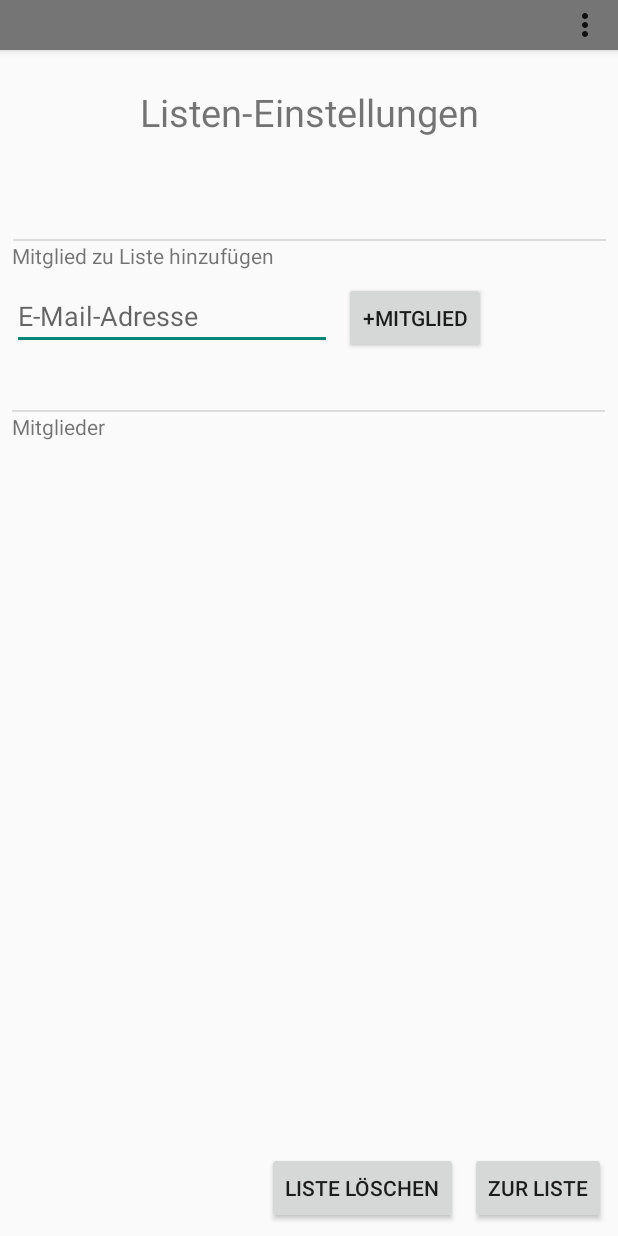
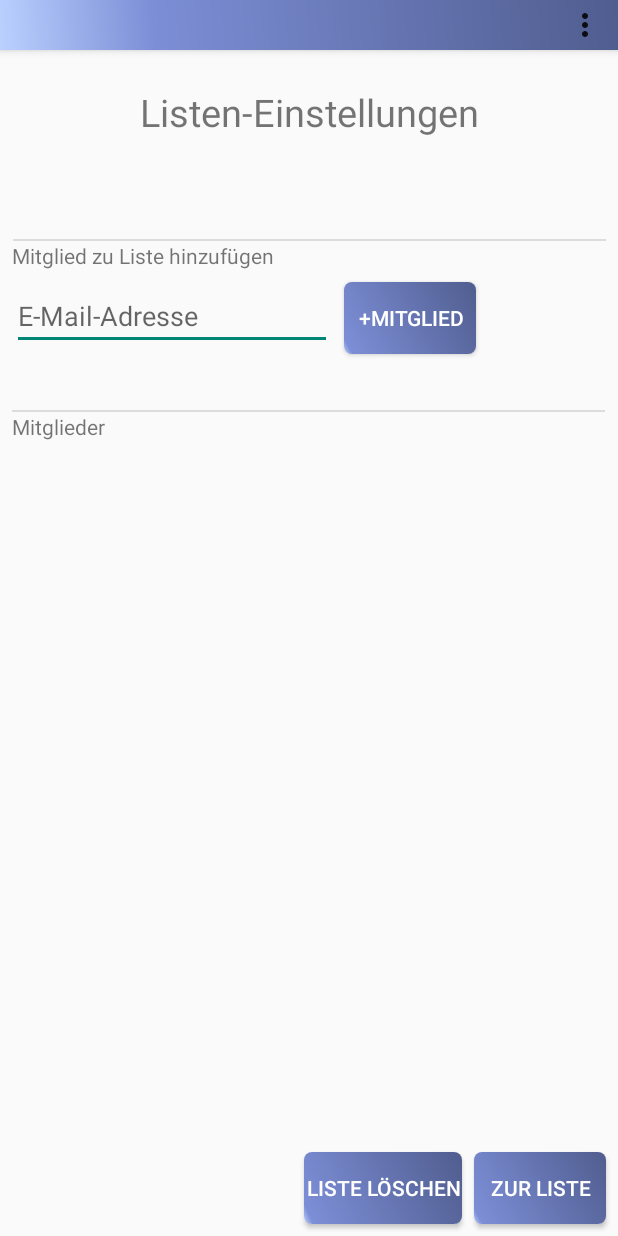
Before and after one commit to franzisgithub/Einkaufsliste-App, an Android app: the GruppenManager screen opened directly, with no data from a screen before it, on a phone screen of 412 x 824 dp. Run offline under Robolectric (Android 15) with nearby library versions, the phone set to English and light mode, and no system bars; our stand-ins replace Firebase (no records; nobody signed in at launch, a user with empty details on screens opened directly); libraries missing offline, so code that uses them is left out: io.grpc.util; 2 statements that could not run were skipped.

Commit message:
farben geändert..

```diff
--- /dev/null
+++ b/app/src/main/res/drawable/buttonshape.xml
@@ -0,0 +1,21 @@
+<?xml version="1.0" encoding="utf-8"?>
+<shape xmlns:android="http://schemas.android.com/apk/res/android" android:shape="rectangle" >
+    <corners
+        android:radius="5dp"
+        />
+    <gradient
+        android:angle="45"
+        android:centerX="5%"
+        android:centerColor="#7C8ED6"
+        android:startColor="#BAD1FF"
+        android:endColor="#505D8F"
+        android:type="linear"
+        />
+    <padding
+        android:left="2dp"
+        android:top="0dp"
+        android:right="0dp"
+        android:bottom="0dp"
+        />
+    //angrytools.com/android/button/
+</shape>
--- /dev/null
+++ b/app/src/main/res/drawable/toolshape.xml
@@ -0,0 +1,21 @@
+<?xml version="1.0" encoding="utf-8"?>
+<shape xmlns:android="http://schemas.android.com/apk/res/android" android:shape="rectangle" >
+    <corners
+        android:radius="0dp"
+        />
+    <gradient
+        android:angle="45"
+        android:centerX="25%"
+        android:centerColor="#7C8ED6"
+        android:startColor="#BAD1FF"
+        android:endColor="#505D8F"
+        android:type="linear"
+        />
+    <padding
+        android:left="2dp"
+        android:top="0dp"
+        android:right="0dp"
+        android:bottom="0dp"
+        />
+//angrytools.com/android/button/
+</shape>
--- a/app/src/main/res/layout/activity_gruppen_manager.xml
+++ b/app/src/main/res/layout/activity_gruppen_manager.xml
@@ -24,11 +24,13 @@
         android:id="@+id/my_toolbar2"
         android:layout_width="match_parent"
         android:layout_height="33dp"
-        android:background="?attr/colorPrimaryDark"
+        android:background="@drawable/toolshape"
         android:elevation="4dp"
         android:theme="@style/ThemeOverlay.AppCompat.ActionBar"
         app:layout_constraintTop_toTopOf="parent"
-        app:popupTheme="@style/ThemeOverlay.AppCompat.Light" />
+        app:popupTheme="@style/ThemeOverlay.AppCompat.Light"
+        android:textColor="#FFFFFF"
+        />
 
     <TextView
         android:id="@+id/textView3"
@@ -76,7 +78,9 @@
         android:onClick="addUserButton"
         android:text="+Mitglied"
         app:layout_constraintStart_toEndOf="@+id/eTEmail"
-        app:layout_constraintTop_toBottomOf="@+id/textView7" />
+        app:layout_constraintTop_toBottomOf="@+id/textView7"
+        android:background="@drawable/buttonshape"
+        android:textColor="#FFFFFF"/>
 
     <TextView
         android:id="@+id/textView7"
@@ -118,7 +122,9 @@
         android:onClick="toListeButton"
         android:text="zur Liste"
         app:layout_constraintBottom_toBottomOf="parent"
-        app:layout_constraintEnd_toEndOf="parent" />
+        app:layout_constraintEnd_toEndOf="parent"
+        android:background="@drawable/buttonshape"
+        android:textColor="#FFFFFF"/>
 
     <ListView
         android:id="@+id/lvMitglieder"
@@ -140,6 +146,8 @@
         android:onClick="deleteListe"
         android:text="Liste löschen"
         app:layout_constraintBottom_toBottomOf="parent"
-        app:layout_constraintEnd_toStartOf="@+id/button5" />
+        app:layout_constraintEnd_toStartOf="@+id/button5"
+        android:background="@drawable/buttonshape"
+        android:textColor="#FFFFFF"/>
 
 </android.support.constraint.ConstraintLayout>
--- a/app/src/main/res/layout/toolbar.xml
+++ b/app/src/main/res/layout/toolbar.xml
@@ -1,8 +1,10 @@
 <?xml version="1.0" encoding="utf-8"?>
 <android.support.v7.widget.Toolbar xmlns:android="http://schemas.android.com/apk/res/android"
+    xmlns:tools="http://schemas.android.com/tools"
     android:layout_width="match_parent"
     android:layout_height="wrap_content"
-    android:background="@color/colorPrimary"
-    android:elevation="4dp">
+    android:background="@drawable/toolshape"
+    android:elevation="4dp"
+    android:textColor="#FFFFFF">
 
 </android.support.v7.widget.Toolbar>
--- a/app/src/main/res/values/colors.xml
+++ b/app/src/main/res/values/colors.xml
@@ -1,6 +1,6 @@
 <?xml version="1.0" encoding="utf-8"?>
 <resources>
-    <color name="colorPrimary">#008577</color>
-    <color name="colorPrimaryDark">#00574B</color>
-    <color name="colorAccent">#c6c7c6</color>
+    <color name="colorPrimary">#CCB5E9</color>
+    <color name="colorPrimaryDark">#87C0DE</color>
+    <color name="colorAccent">#BBCDE8</color>
 </resources>
```
Also changed, not shown: app/src/main/res/layout/activity_gruppenauswahl.xml (+8 -3 lines), app/src/main/res/layout/activity_liste.xml (+26 -6 lines), app/src/main/res/layout/activity_main.xml (+12 -4 lines).
